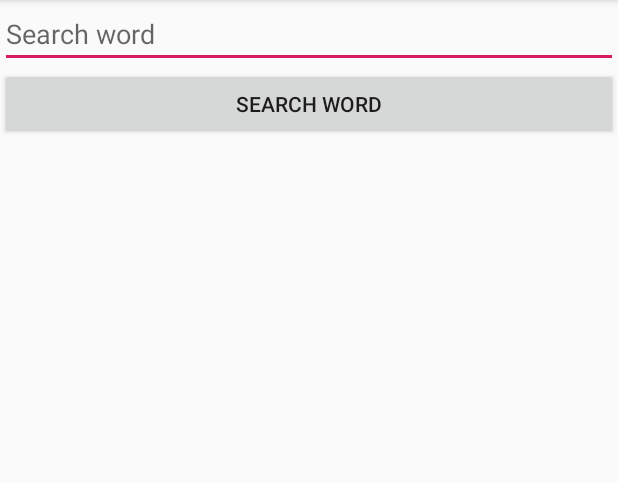
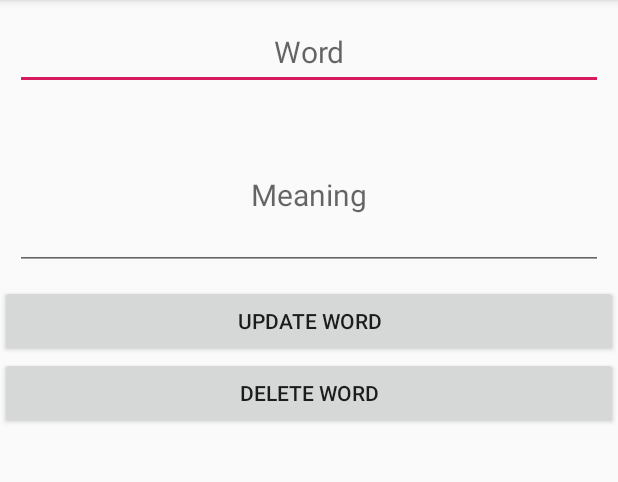
Before and after one commit to AadityaUpreti/SQLLiteProject, an Android app: the ShowMeaning screen opened directly, with no data from a screen before it, on a phone screen of 412 x 824 dp, the part 84-566 px from its top. Run offline under Robolectric (Android 15) with nearby library versions, the phone set to English and light mode, and no system bars.

Commit message:
update and delete part 1

```diff
--- a/app/src/main/java/com/example/sqliteproject/ShowMeaning.java
+++ b/app/src/main/java/com/example/sqliteproject/ShowMeaning.java
@@ -1,13 +1,66 @@
 package com.example.sqliteproject;
 
+import android.database.sqlite.SQLiteDatabase;
 import android.support.v7.app.AppCompatActivity;
 import android.os.Bundle;
+import android.view.View;
+import android.widget.Button;
+import android.widget.EditText;
+import android.widget.TextView;
+
+import org.w3c.dom.Text;
+
+import helper.MyHelper;
+import model.Word;
 
 public class ShowMeaning extends AppCompatActivity {
+
+    Button btnUpdate, btnDelete;
+    EditText tvWord, tvMeaning;
+    String wordExtra, meaningExtra;
+    int wid;
+    MyHelper myHelper = null;
+    SQLiteDatabase sqLiteDatabase = null;
 
     @Override
     protected void onCreate(Bundle savedInstanceState) {
         super.onCreate(savedInstanceState);
         setContentView(R.layout.activity_show_meaning);
+
+        btnDelete = findViewById(R.id.btnDelete);
+        btnUpdate = findViewById(R.id.btnUpdate);
+        tvWord = findViewById(R.id.tvWord);
+        tvMeaning = findViewById(R.id.tvMeaning);
+
+        myHelper = new MyHelper(this);
+        sqLiteDatabase = myHelper.getWritableDatabase();
+
+        Bundle bundle = getIntent().getExtras();
+        if (bundle != null) {
+            wid = bundle.getInt("wid");
+            wordExtra = bundle.getString("word");
+            meaningExtra = bundle.getString("meaning");
+            tvMeaning.setText(meaningExtra);
+            tvWord.setText(wordExtra +" id: "+wid);
+        }
+
+
+        btnUpdate.setOnClickListener(new View.OnClickListener() {
+            @Override
+            public void onClick(View v) {
+                wordExtra = tvWord.getText().toString();
+                meaningExtra = tvMeaning.getText().toString();
+                Word word = new Word(wid, wordExtra, meaningExtra);
+                myHelper.UpdateWord(word, sqLiteDatabase);
+            }
+        });
+
+        btnDelete.setOnClickListener(new View.OnClickListener() {
+            @Override
+            public void onClick(View v) {
+
+            }
+        });
+
     }
 }
--- a/app/src/main/res/layout/activity_show_meaning.xml
+++ b/app/src/main/res/layout/activity_show_meaning.xml
@@ -6,16 +6,36 @@
     android:layout_height="match_parent"
     tools:context=".DictonaryListData"
     android:orientation="vertical">
+
     <EditText
-        android:hint="Search word"
+        android:hint="Word"
+        android:textAlignment="center"
+        android:textSize="20sp"
+        android:textColor="#000"
+        android:layout_width="match_parent"
+        android:layout_height="50dp"
+        android:layout_margin="10dp"
+        android:id="@+id/tvWord"/>
+    <EditText
+        android:hint="Meaning"
+        android:textColor="#000"
+        android:textAlignment="center"
+        android:textSize="20sp"
+        android:layout_width="match_parent"
+        android:layout_height="100dp"
+        android:layout_margin="10dp"
+        android:id="@+id/tvMeaning"/>
+
+    <Button
+        android:id="@+id/btnUpdate"
         android:layout_width="match_parent"
         android:layout_height="wrap_content"
-        android:id="@+id/txtMeaningWord"/>
+        android:text="Update word" />
     <Button
-        android:text="search word"
+        android:id="@+id/btnDelete"
         android:layout_width="match_parent"
         android:layout_height="wrap_content"
-        android:id="@+id/btnSearch"/>
+        android:text="Delete word" />
 
 
 </LinearLayout>
```
Also changed, not shown: app/src/main/java/com/example/sqliteproject/DictonaryListData.java (+33 -6 lines), app/src/main/java/helper/MyHelper.java (+48 -6 lines).
